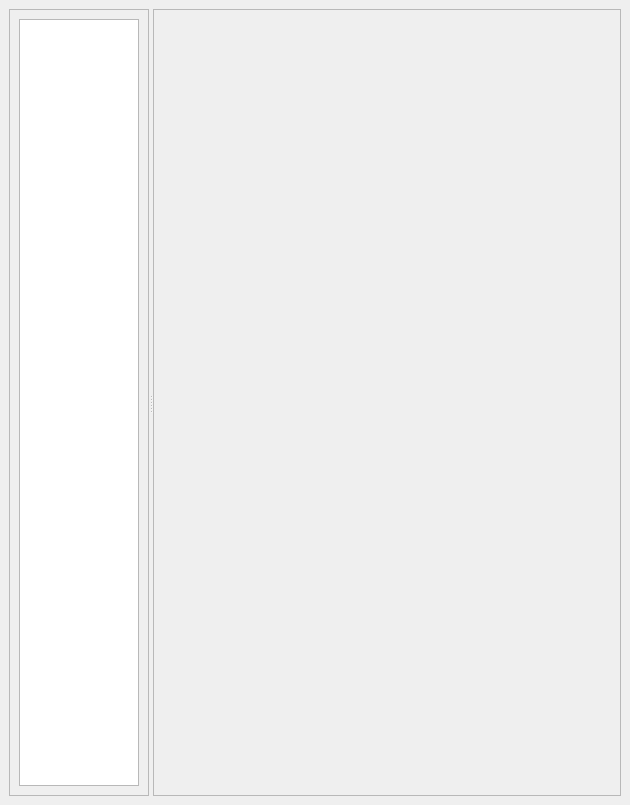
Old version of the form buildings/gui/dockwidget_base.ui in the repository linz/nz-buildings.
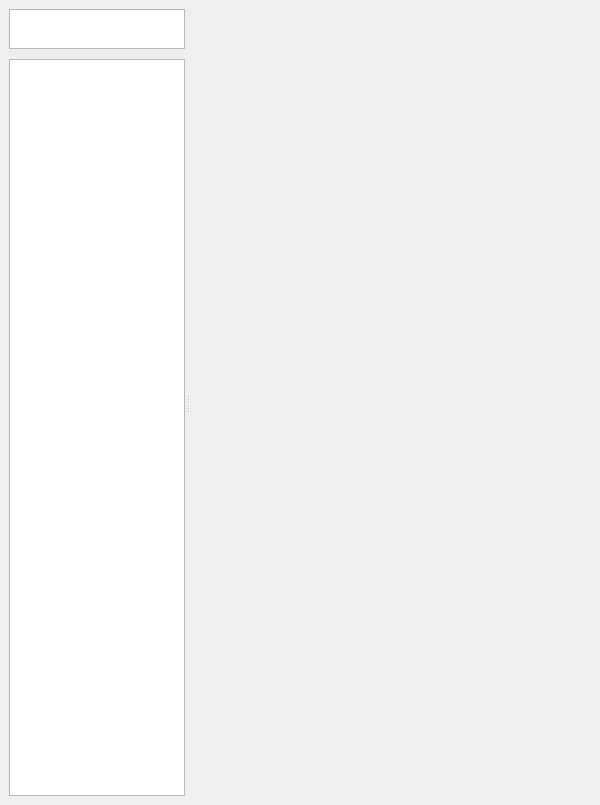
New version of the form.

Commit message: Move menu_frame buttons to sub menu

Diff of the .ui file:
```diff
--- a/buildings/gui/dockwidget_base.ui
+++ b/buildings/gui/dockwidget_base.ui
@@ -9,25 +9,25 @@
    <rect>
     <x>0</x>
     <y>0</y>
-    <width>630</width>
+    <width>600</width>
     <height>805</height>
    </rect>
   </property>
   <property name="sizePolicy">
-   <sizepolicy hsizetype="MinimumExpanding" vsizetype="MinimumExpanding">
+   <sizepolicy hsizetype="Maximum" vsizetype="MinimumExpanding">
     <horstretch>0</horstretch>
     <verstretch>0</verstretch>
    </sizepolicy>
   </property>
   <property name="minimumSize">
    <size>
-    <width>630</width>
+    <width>521</width>
     <height>443</height>
    </size>
   </property>
   <property name="maximumSize">
    <size>
-    <width>1520</width>
+    <width>600</width>
     <height>524287</height>
    </size>
   </property>
@@ -40,60 +40,72 @@
      <widget class="QSplitter" name="splitter">
       <property name="maximumSize">
        <size>
-        <width>706</width>
+        <width>766</width>
         <height>16777215</height>
        </size>
       </property>
       <property name="orientation">
        <enum>Qt::Horizontal</enum>
       </property>
+      <property name="handleWidth">
+       <number>6</number>
+      </property>
       <property name="childrenCollapsible">
        <bool>false</bool>
       </property>
       <widget class="QFrame" name="frm_options">
        <property name="sizePolicy">
-        <sizepolicy hsizetype="Preferred" vsizetype="MinimumExpanding">
+        <sizepolicy hsizetype="Maximum" vsizetype="MinimumExpanding">
          <horstretch>0</horstretch>
          <verstretch>0</verstretch>
         </sizepolicy>
        </property>
        <property name="minimumSize">
         <size>
-         <width>140</width>
+         <width>47</width>
          <height>400</height>
         </size>
        </property>
        <property name="maximumSize">
         <size>
-         <width>140</width>
+         <width>200</width>
          <height>16777215</height>
         </size>
        </property>
        <property name="frameShape">
-        <enum>QFrame::StyledPanel</enum>
+        <enum>QFrame::NoFrame</enum>
        </property>
        <property name="frameShadow">
-        <enum>QFrame::Raised</enum>
+        <enum>QFrame::Plain</enum>
+       </property>
+       <property name="lineWidth">
+        <number>0</number>
        </property>
        <layout class="QVBoxLayout" name="verticalLayout_3">
+        <property name="spacing">
+         <number>0</number>
+        </property>
+        <property name="margin">
+         <number>0</number>
+        </property>
         <item>
          <widget class="QListWidget" name="lst_options">
           <property name="sizePolicy">
-           <sizepolicy hsizetype="MinimumExpanding" vsizetype="MinimumExpanding">
+           <sizepolicy hsizetype="Maximum" vsizetype="MinimumExpanding">
             <horstretch>0</horstretch>
             <verstretch>0</verstretch>
            </sizepolicy>
           </property>
           <property name="minimumSize">
            <size>
-            <width>100</width>
-            <height>0</height>
+            <width>42</width>
+            <height>40</height>
            </size>
           </property>
           <property name="maximumSize">
            <size>
-            <width>140</width>
-            <height>16777215</height>
+            <width>200</width>
+            <height>40</height>
            </size>
           </property>
           <property name="horizontalScrollBarPolicy">
@@ -108,6 +120,9 @@
             <height>32</height>
            </size>
           </property>
+          <property name="isWrapping" stdset="0">
+           <bool>false</bool>
+          </property>
           <property name="resizeMode">
            <enum>QListView::Adjust</enum>
           </property>
@@ -116,18 +131,59 @@
           </property>
          </widget>
         </item>
+        <item>
+         <spacer name="verticalSpacer">
+          <property name="orientation">
+           <enum>Qt::Vertical</enum>
+          </property>
+          <property name="sizeType">
+           <enum>QSizePolicy::Fixed</enum>
+          </property>
+          <property name="sizeHint" stdset="0">
+           <size>
+            <width>20</width>
+            <height>10</height>
+           </size>
+          </property>
+         </spacer>
+        </item>
+        <item>
+         <widget class="QListWidget" name="lst_sub_menu">
+          <property name="sizePolicy">
+           <sizepolicy hsizetype="Maximum" vsizetype="Expanding">
+            <horstretch>0</horstretch>
+            <verstretch>0</verstretch>
+           </sizepolicy>
+          </property>
+          <property name="minimumSize">
+           <size>
+            <width>42</width>
+            <height>200</height>
+           </size>
+          </property>
+          <property name="maximumSize">
+           <size>
+            <width>200</width>
+            <height>16777215</height>
+           </size>
+          </property>
+          <property name="lineWidth">
+           <number>0</number>
+          </property>
+         </widget>
+        </item>
        </layout>
       </widget>
       <widget class="QFrame" name="frm_view">
        <property name="sizePolicy">
-        <sizepolicy hsizetype="Preferred" vsizetype="MinimumExpanding">
+        <sizepolicy hsizetype="Fixed" vsizetype="MinimumExpanding">
          <horstretch>0</horstretch>
          <verstretch>0</verstretch>
         </sizepolicy>
        </property>
        <property name="minimumSize">
         <size>
-         <width>0</width>
+         <width>400</width>
          <height>400</height>
         </size>
        </property>
@@ -138,26 +194,41 @@
         </size>
        </property>
        <property name="frameShape">
-        <enum>QFrame::StyledPanel</enum>
+        <enum>QFrame::NoFrame</enum>
        </property>
        <property name="frameShadow">
-        <enum>QFrame::Raised</enum>
+        <enum>QFrame::Plain</enum>
+       </property>
+       <property name="lineWidth">
+        <number>0</number>
        </property>
        <layout class="QVBoxLayout" name="verticalLayout_2">
+        <property name="spacing">
+         <number>0</number>
+        </property>
+        <property name="margin">
+         <number>0</number>
+        </property>
         <item>
          <widget class="QStackedWidget" name="stk_options">
           <property name="sizePolicy">
-           <sizepolicy hsizetype="Expanding" vsizetype="MinimumExpanding">
+           <sizepolicy hsizetype="Fixed" vsizetype="MinimumExpanding">
             <horstretch>0</horstretch>
             <verstretch>0</verstretch>
            </sizepolicy>
           </property>
           <property name="minimumSize">
            <size>
-            <width>200</width>
+            <width>400</width>
             <height>100</height>
            </size>
           </property>
+          <property name="maximumSize">
+           <size>
+            <width>400</width>
+            <height>16777215</height>
+           </size>
+          </property>
           <property name="font">
            <font>
             <family>Verdana</family>
```
The commit also changes 12 other files.
